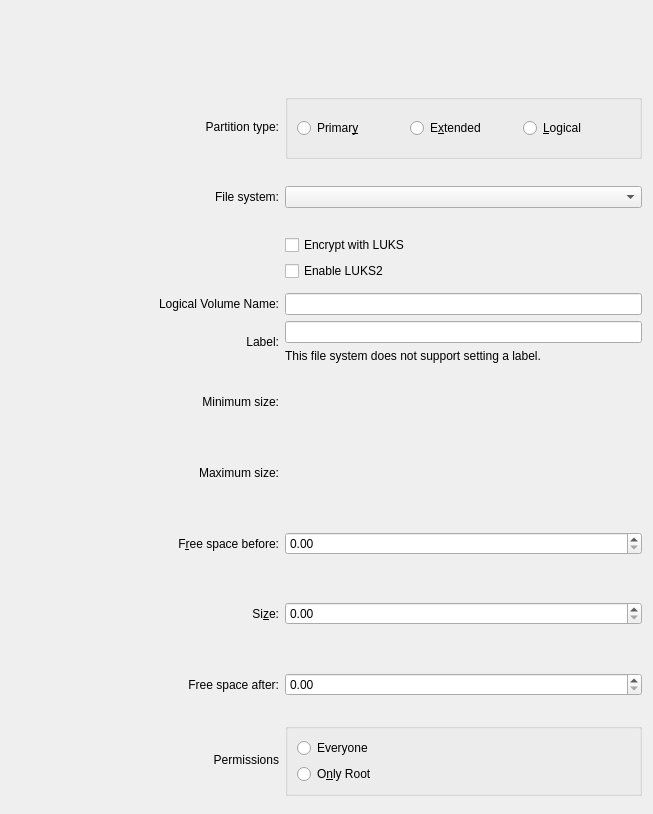
KDE/partitionmanager, file src/gui/sizedialogwidgetbase.ui: the form before one commit.
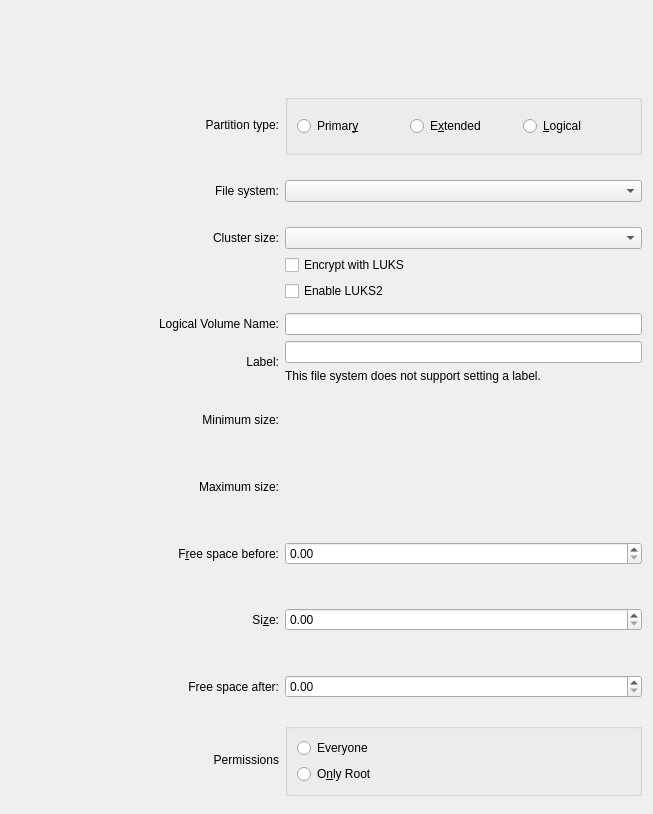
The form after the commit. Custom widgets are drawn as their Qt base class.

Commit message: Allow choosing the cluster size when formatting partitions

Diff of the .ui file:
```diff
--- a/src/gui/sizedialogwidgetbase.ui
+++ b/src/gui/sizedialogwidgetbase.ui
@@ -18,7 +18,7 @@
    </rect>
   </property>
   <layout class="QGridLayout" name="gridLayout">
-   <item row="9" column="0">
+   <item row="10" column="0">
     <widget class="QLabel" name="label_4">
      <property name="sizePolicy">
       <sizepolicy hsizetype="Preferred" vsizetype="Expanding">
@@ -34,10 +34,10 @@
      </property>
     </widget>
    </item>
-   <item row="6" column="0" colspan="2">
+   <item row="7" column="0" colspan="2">
     <widget class="KNewPasswordWidget" name="m_EditPassphrase"/>
    </item>
-   <item row="9" column="1">
+   <item row="10" column="1">
     <widget class="QLabel" name="m_LabelMinSize">
      <property name="textInteractionFlags">
       <set>Qt::TextInteractionFlag::LinksAccessibleByMouse|Qt::TextInteractionFlag::TextSelectableByKeyboard|Qt::TextInteractionFlag::TextSelectableByMouse</set>
@@ -60,7 +60,7 @@
      </property>
     </widget>
    </item>
-   <item row="10" column="0">
+   <item row="11" column="0">
     <widget class="QLabel" name="label_5">
      <property name="sizePolicy">
       <sizepolicy hsizetype="Preferred" vsizetype="Expanding">
@@ -76,7 +76,7 @@
      </property>
     </widget>
    </item>
-   <item row="15" column="0" colspan="2">
+   <item row="16" column="0" colspan="2">
     <spacer name="verticalSpacer_2">
      <property name="orientation">
       <enum>Qt::Orientation::Vertical</enum>
@@ -92,7 +92,7 @@
      </property>
     </spacer>
    </item>
-   <item row="8" column="0">
+   <item row="9" column="0">
     <widget class="QLabel" name="m_LabelTextLabel">
      <property name="text">
       <string comment="@label">Label:</string>
@@ -105,7 +105,7 @@
      </property>
     </widget>
    </item>
-   <item row="12" column="1">
+   <item row="13" column="1">
     <widget class="FormattedSpinBox" name="m_SpinCapacity">
      <property name="minimum">
       <double>0.000000000000000</double>
@@ -115,7 +115,7 @@
      </property>
     </widget>
    </item>
-   <item row="8" column="1">
+   <item row="9" column="1">
     <layout class="QVBoxLayout" name="verticalLayout">
      <item>
       <widget class="QLineEdit" name="m_EditLabel"/>
@@ -148,7 +148,7 @@
      </property>
     </spacer>
    </item>
-   <item row="12" column="0">
+   <item row="13" column="0">
     <widget class="QLabel" name="label_2">
      <property name="sizePolicy">
       <sizepolicy hsizetype="Preferred" vsizetype="Expanding">
@@ -174,6 +174,22 @@
      </item>
     </layout>
    </item>
+   <item row="4" column="0">
+    <widget class="QLabel" name="m_LabelClusterSize">
+     <property name="text">
+      <string comment="@label:listbox">Cluster size:</string>
+     </property>
+     <property name="alignment">
+      <set>Qt::AlignmentFlag::AlignRight|Qt::AlignmentFlag::AlignTrailing|Qt::AlignmentFlag::AlignVCenter</set>
+     </property>
+     <property name="buddy">
+      <cstring>m_ComboClusterSize</cstring>
+     </property>
+    </widget>
+   </item>
+   <item row="4" column="1">
+    <widget class="QComboBox" name="m_ComboClusterSize"/>
+   </item>
    <item row="2" column="1">
     <widget class="QGroupBox" name="m_groupBox_type">
      <layout class="QHBoxLayout" name="horizontalLayout">
@@ -220,7 +236,7 @@
      </property>
     </widget>
    </item>
-   <item row="13" column="1">
+   <item row="14" column="1">
     <widget class="FormattedSpinBox" name="m_SpinFreeAfter">
      <property name="minimum">
       <double>0.000000000000000</double>
@@ -230,7 +246,7 @@
      </property>
     </widget>
    </item>
-   <item row="7" column="1">
+   <item row="8" column="1">
     <widget class="QLineEdit" name="m_EditLVName">
      <property name="enabled">
       <bool>true</bool>
@@ -253,7 +269,7 @@
      </property>
     </widget>
    </item>
-   <item row="4" column="1">
+   <item row="5" column="1">
     <widget class="QCheckBox" name="m_CheckBoxEncrypt">
      <property name="toolTip">
       <string>Set up encryption for this filesystem with LUKS. You will be asked to provide a passphrase.</string>
@@ -263,14 +279,14 @@
      </property>
     </widget>
    </item>
-   <item row="10" column="1">
-    <widget class="QLabel" name="m_LabelMaxSize">
-     <property name="textInteractionFlags">
-      <set>Qt::TextInteractionFlag::LinksAccessibleByMouse|Qt::TextInteractionFlag::TextSelectableByKeyboard|Qt::TextInteractionFlag::TextSelectableByMouse</set>
-     </property>
-    </widget>
-   </item>
    <item row="11" column="1">
+    <widget class="QLabel" name="m_LabelMaxSize">
+     <property name="textInteractionFlags">
+      <set>Qt::TextInteractionFlag::LinksAccessibleByMouse|Qt::TextInteractionFlag::TextSelectableByKeyboard|Qt::TextInteractionFlag::TextSelectableByMouse</set>
+     </property>
+    </widget>
+   </item>
+   <item row="12" column="1">
     <widget class="FormattedSpinBox" name="m_SpinFreeBefore">
      <property name="sizePolicy">
       <sizepolicy hsizetype="Minimum" vsizetype="Fixed">
@@ -286,7 +302,7 @@
      </property>
     </widget>
    </item>
-   <item row="14" column="0">
+   <item row="15" column="0">
     <widget class="QLabel" name="m_labelPermission">
      <property name="text">
       <string>Permissions</string>
@@ -296,7 +312,7 @@
      </property>
     </widget>
    </item>
-   <item row="14" column="1">
+   <item row="15" column="1">
     <widget class="QGroupBox" name="m_groupBox_permissions">
      <layout class="QVBoxLayout" name="verticalLayout_3">
       <item>
@@ -322,7 +338,7 @@
      </layout>
     </widget>
    </item>
-   <item row="11" column="0">
+   <item row="12" column="0">
     <widget class="QLabel" name="m_LabelFreeBefore">
      <property name="sizePolicy">
       <sizepolicy hsizetype="Preferred" vsizetype="Expanding">
@@ -341,7 +357,7 @@
      </property>
     </widget>
    </item>
-   <item row="7" column="0">
+   <item row="8" column="0">
     <widget class="QLabel" name="m_LabelTextLVName">
      <property name="text">
       <string>Logical Volume Name:</string>
@@ -351,7 +367,7 @@
      </property>
     </widget>
    </item>
-   <item row="13" column="0">
+   <item row="14" column="0">
     <widget class="QLabel" name="m_LabelFreeAfter">
      <property name="sizePolicy">
       <sizepolicy hsizetype="Preferred" vsizetype="Expanding">
@@ -370,7 +386,7 @@
      </property>
     </widget>
    </item>
-   <item row="5" column="1">
+   <item row="6" column="1">
     <widget class="QCheckBox" name="m_CheckBoxLuks2">
      <property name="toolTip">
       <string>Use LUKS2 instead of LUKS1 for better security, but compatibility may be compromised.</string>
```
Left out of the diff: 1 changed line with no effect on the pictures. The commit also changes 10 other files.
